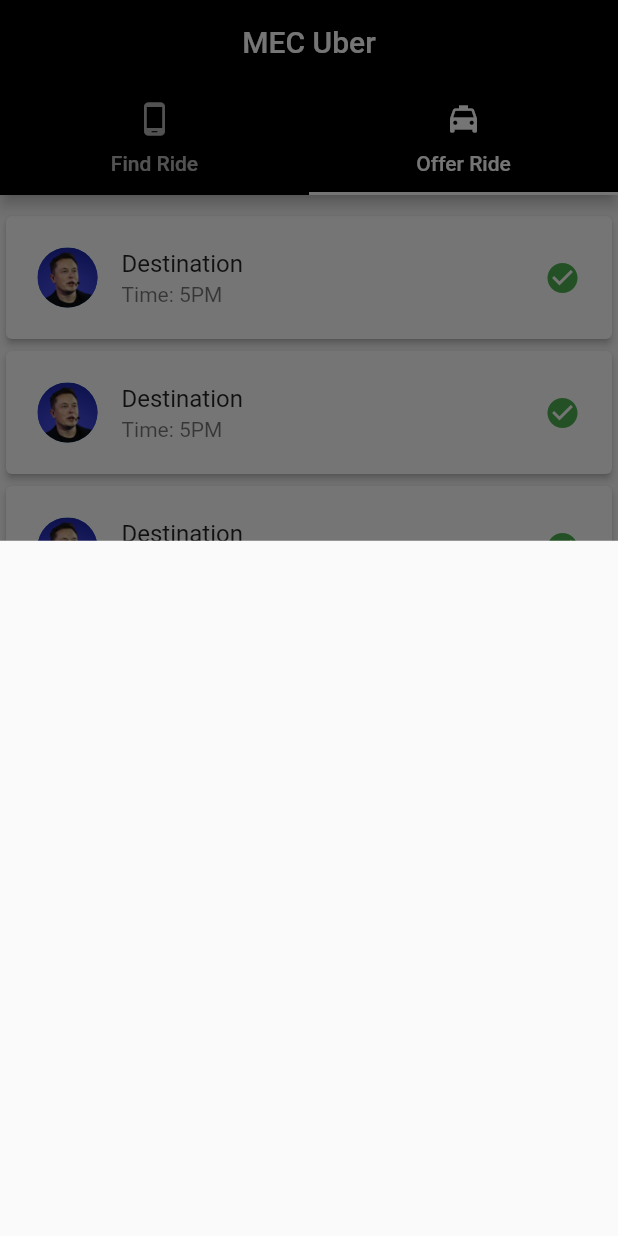
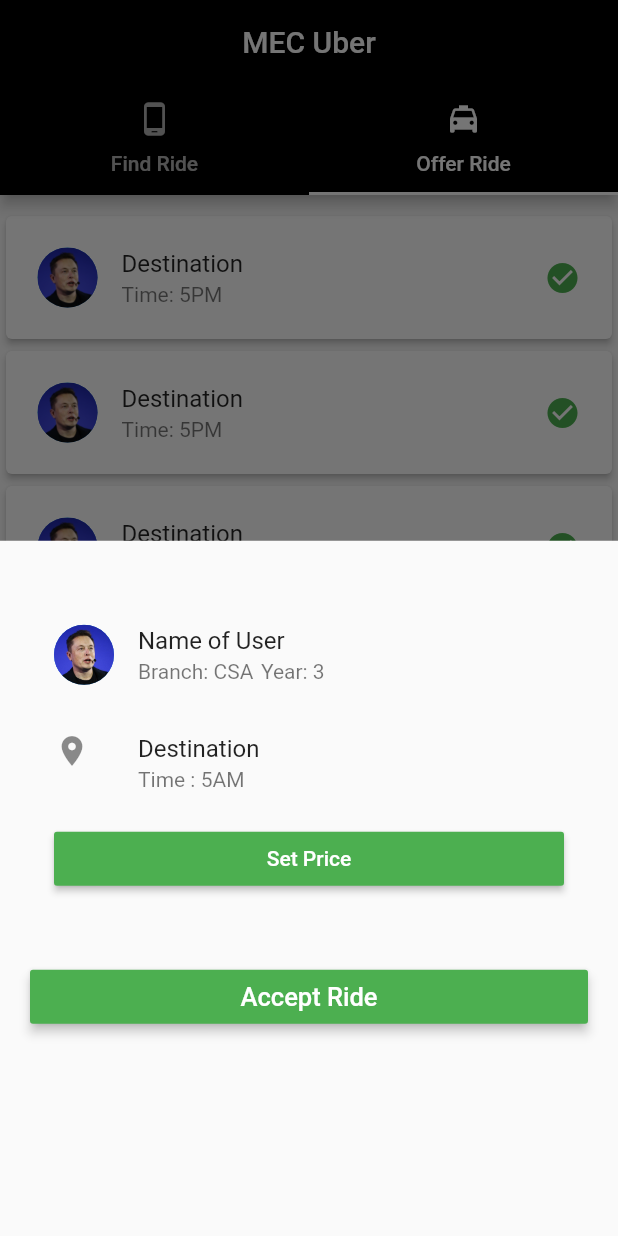
Before and after one commit to Nikhil713/MecDrive-Prototype, a Flutter app: the screen it shows after launch, tab 2 chosen, after a tap on "Destination", on a phone screen of 412 x 824 dp. Run offline on Flutter 3.47's test engine with Material 2 defaults, Android fonts, the phone set to English and light mode, and no system bars.

Commit message:
modal bottom sheet added for offer ride section

```diff
--- a/lib/HomeScreen/OfferRide/acceptCard.dart
+++ b/lib/HomeScreen/OfferRide/acceptCard.dart
@@ -1,4 +1,5 @@
 import 'package:flutter/material.dart';
+import 'package:flutter/services.dart';
 
 class AcceptCard extends StatefulWidget {
   @override
@@ -9,7 +10,66 @@
   @override
   Widget build(BuildContext context) {
     return Container(
-
+      // color: Colors.redAccent,
+      padding: EdgeInsets.all(20),
+      child: Column(
+        children: <Widget>[
+          SizedBox(height: 20,),
+          // User details
+          Container(
+            // color: Colors.blueAccent,
+            child: ListTile(
+              leading: CircleAvatar(
+                backgroundImage: AssetImage("assets/elon.jpg"),
+              ),
+              title: Text("Name of User"),
+              subtitle: Row(
+                children: <Widget>[
+                  Text("Branch: CSA"),
+                  SizedBox(width: 5),
+                  Text("Year: 3"),
+                ],
+              ),
+            ),
+          ),
+          // Ride Details -- Destination and Time
+          Container(
+            // color: Colors.cyan,
+            child: ListTile(
+              leading: Icon(Icons.location_on),
+              title: Text("Destination"),
+              subtitle: Text("Time : 5AM"),
+            ),
+          ),
+          //Set Price
+          Container(
+            // color: Colors.greenAccent,
+            child: ListTile(
+              // leading: Icon(Icons.monetization_on,color: Colors.green,),
+              title: RaisedButton(
+                color: Colors.green,
+                textColor: Colors.white,
+                child: Text("Set Price"),
+                onPressed: () {},
+              ),
+            ),
+          ),
+          SizedBox(height: 40),
+          SizedBox(
+            width: MediaQuery.of(context).size.width,
+            child: RaisedButton(
+              elevation: 3,
+              splashColor: Colors.greenAccent,
+              color: Colors.green,
+              textColor: Colors.white,
+              child: Text("Accept Ride",style: TextStyle(
+                fontSize: 17
+              ),),
+              onPressed: () {},
+            ),
+          )
+        ],
+      ),
     );
   }
 }
```
